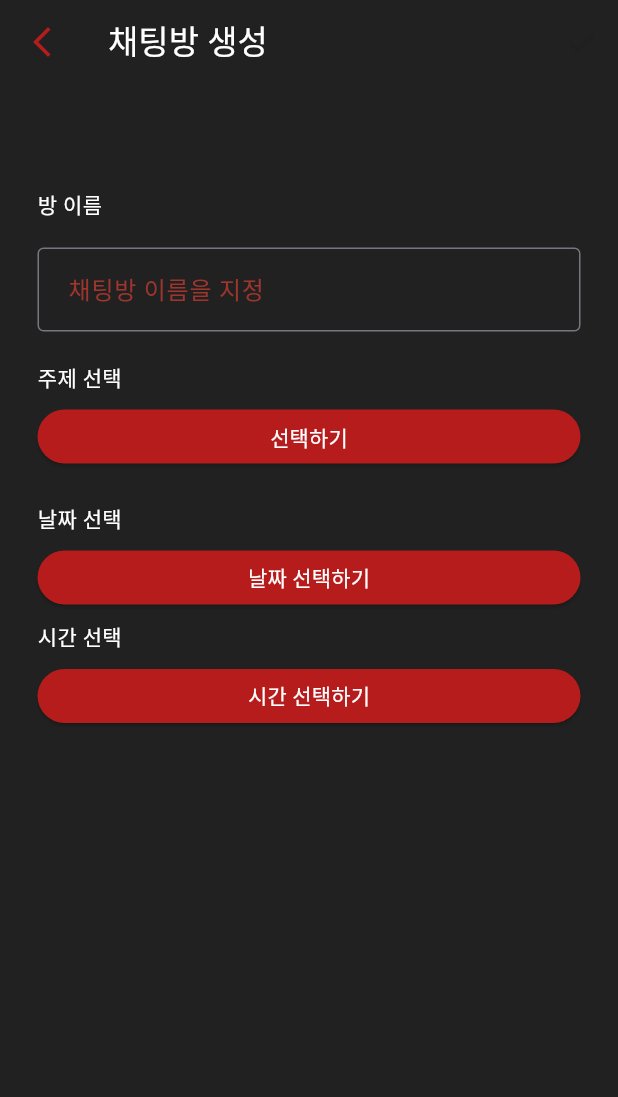
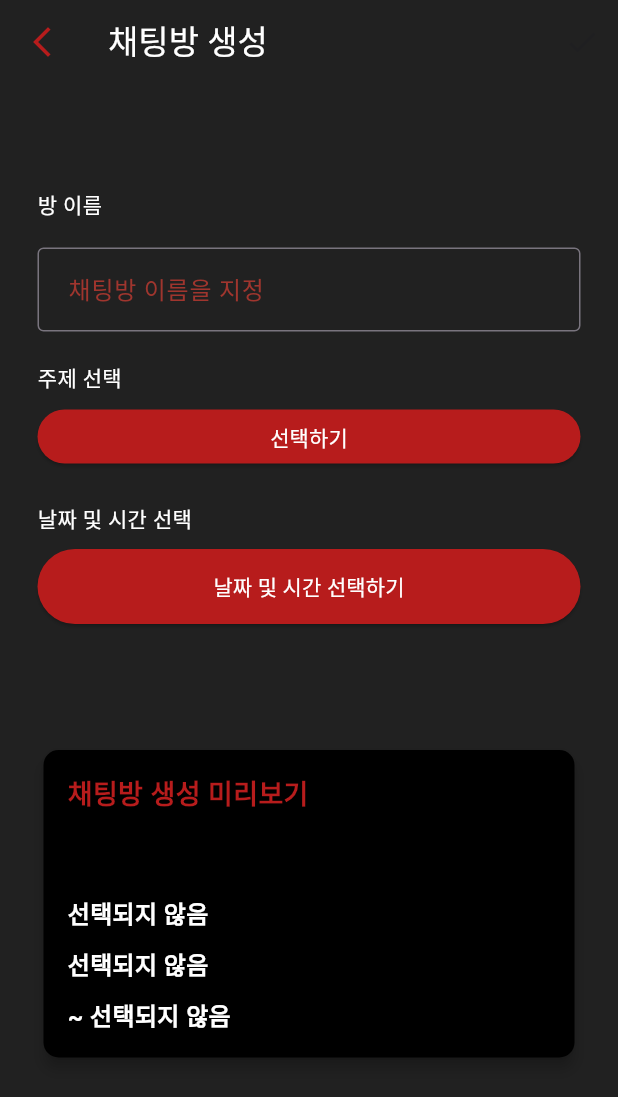
Before and after one commit to gho94/kirbyPort, a Flutter app: the CreateRoomScreen screen opened by its route, on a phone screen of 412 x 824 dp. Shown: the top 1097 px of the screen. Run offline on Flutter 3.47's test engine with Material 3 defaults, Android fonts, the phone set to English and light mode, and no system bars; our stand-ins replace device_info_plus, flutter_local_notifications, go_router, permission_handler, socket_io_client, sqflite and 1 more; accounts and stored records are empty.

Commit message:
joseph : ui수정

```diff
--- a/kirby_port_app/lib/main.dart
+++ b/kirby_port_app/lib/main.dart
@@ -5,9 +5,11 @@ import 'package:kirby_port_app/view_model/room_view_model.dart';
 import 'package:kirby_port_app/view_model/topic_view_model.dart';
 import 'package:provider/provider.dart';
 import 'package:timezone/data/latest.dart' as tz;
+import 'package:permission_handler/permission_handler.dart';
 
 void main() async {
   WidgetsFlutterBinding.ensureInitialized();
+  await Permission.notification.request();
   await LocalNotificationManager.init();
   tz.initializeTimeZones();
   runApp(const MyApp());
--- a/kirby_port_app/lib/screen/create_room_screen.dart
+++ b/kirby_port_app/lib/screen/create_room_screen.dart
@@ -16,28 +16,23 @@ class CreateRoomScreen extends StatefulWidget {
 class _CreateRoomScreenState extends State<CreateRoomScreen> {
   final _textEditingController = TextEditingController();
   Topic? _selectedTopic;
-  DateTime? _selectedDate;
+  DateTime? _selectedDateTime;
   TimeOfDay? _selectedTime;
 
   bool _isActionEnabled = false;
 
   void _addRoom() {
-    DateTime selectedDateTime = DateTime(
-      _selectedDate!.year,
-      _selectedDate!.month,
-      _selectedDate!.day,
-      _selectedTime!.hour,
-      _selectedTime!.minute,
-    );
+    final createdAtLocalDT = DateTime.now();
+    final startDateTime = _selectedDateTime!;
 
     Room room = Room(
       name: _textEditingController.text,
-      startTime: DateFormat('yyyy-MM-dd HH:mm:ss').format(selectedDateTime),
+      startTime: DateFormat('yyyy-MM-dd HH:mm:ss').format(startDateTime),
       endTime: DateFormat('yyyy-MM-dd HH:mm:ss')
-          .format(selectedDateTime.add(const Duration(hours: 1))),
+          .format(startDateTime.add(const Duration(hours: 1))),
       topicId: _selectedTopic?.id ?? 1,
       playerId: 1,
-      createdAt: DateTime.now().toString(),
+      createdAt: DateFormat('yyyy-MM-dd HH:mm:ss').format(createdAtLocalDT),
       reserveYn: "N",
     );
 
@@ -51,8 +46,7 @@ class _CreateRoomScreenState extends State<CreateRoomScreen> {
     setState(() {
       _isActionEnabled = _textEditingController.text.isNotEmpty &&
           _selectedTopic != null &&
-          _selectedDate != null &&
-          _selectedTime != null;
+          _selectedDateTime != null;
     });
   }
 
@@ -81,7 +75,8 @@ class _CreateRoomScreenState extends State<CreateRoomScreen> {
           )
         ],
       ),
-      body: Padding(
+      body: SingleChildScrollView(
+        child: Padding(
           padding: const EdgeInsets.symmetric(vertical: 70, horizontal: 25),
           child: Column(
             crossAxisAlignment: CrossAxisAlignment.start,
@@ -120,51 +115,25 @@ class _CreateRoomScreenState extends State<CreateRoomScreen> {
                 ),
               ),
               const SizedBox(height: 20),
-            const Text(
-              "날짜 선택",
-              style: TextStyle(
-                color: Colors.white,
-              ),
-            ),
-            const SizedBox(height: 5),
+              const Text("날짜 및 시간 선택", style: TextStyle(color: Colors.white)),
+              const SizedBox(height: 10),
               ElevatedButton(
-              onPressed: _selectDate,
+                onPressed: _selectDateTime,
                 style: ElevatedButton.styleFrom(
-                minimumSize: const Size(double.infinity, 36),
+                  minimumSize: const Size(double.infinity, 50),
                   backgroundColor: Colors.red[900],
                 ),
                 child: Text(
-                  _selectedDate != null
-                      ? DateFormat('yyyy-MM-dd').format(_selectedDate!)
-                      : "날짜 선택하기",
-                  style: const TextStyle(
-                    color: Colors.white,
-                  )),
-            ),
-            const SizedBox(height: 5),
-            const Text(
-              "시간 선택",
-              style: TextStyle(
-                color: Colors.white,
+                  _selectedDateTime != null
+                      ? getFormattedDateTime(_selectedDateTime!)
+                      : "날짜 및 시간 선택하기",
+                  style: const TextStyle(color: Colors.white),
                 ),
               ),
-            const SizedBox(height: 5),
-            ElevatedButton(
-              onPressed: _selectTime,
-              style: ElevatedButton.styleFrom(
-                minimumSize: const Size(double.infinity, 36),
-                backgroundColor: Colors.red[900],
+              const SizedBox(height: 80),
+              _buildPreviewCard(),
+            ],
           ),
-              child: Text(
-                _selectedTime != null
-                    ? getFormattedTime(_selectedTime!)
-                    : "시간 선택하기",
-                style: const TextStyle(
-                  color: Colors.white,
-                ),
-              ),
-            ),
-          ],
         ),
       ),
     );
@@ -181,7 +150,10 @@ class _CreateRoomScreenState extends State<CreateRoomScreen> {
               spacing: 10.0,
               runSpacing: 10.0,
               children:
-                  Provider.of<TopicViewModel>(context).topics.map((topic) {
+              Provider
+                  .of<TopicViewModel>(context)
+                  .topics
+                  .map((topic) {
                 return SizedBox(
                   width: 46.0,
                   height: 46.0,
@@ -206,39 +178,101 @@ class _CreateRoomScreenState extends State<CreateRoomScreen> {
     );
   }
 
-  Future<void> _selectDate() async {
+
+  Future<void> _selectDateTime() async {
     final selectedDate = await showDatePicker(
       context: context,
-      initialDate: DateTime.now(),
-      firstDate: DateTime(1900),
+      initialDate: _selectedDateTime ?? DateTime.now(),
+      firstDate: DateTime(2000),
       lastDate: DateTime(2100),
     );
 
-    if (selectedDate != null && selectedDate != _selectedDate) {
+    if (!mounted) return;
+    final selectedTime = await showTimePicker(
+      context: context,
+      initialTime: TimeOfDay.fromDateTime(_selectedDateTime ?? DateTime.now()),
+    );
+
     setState(() {
-        _selectedDate = selectedDate;
+      _selectedDateTime = DateTime(
+        selectedDate!.year,
+        selectedDate.month,
+        selectedDate.day,
+        selectedTime!.hour,
+        selectedTime.minute,
+      );
       validActionEnable();
     });
   }
+
+  String getFormattedDateTime(DateTime dateTime) {
+    return DateFormat('yyyy-MM-dd HH:mm').format(dateTime);
   }
 
-  Future<void> _selectTime() async {
-    final selectedTime = await showTimePicker(
-      context: context,
-      initialTime: _selectedTime ?? TimeOfDay.now(),
+  Widget _buildPreviewCard() {
+    return Card(
+      color: Colors.black,
+      elevation: 4.0,
+      shape: RoundedRectangleBorder(
+        borderRadius: BorderRadius.circular(10),
+      ),
+      child: Padding(
+        padding: const EdgeInsets.all(16.0),
+        child: Column(
+          crossAxisAlignment: CrossAxisAlignment.start,
+          children: [
+            Text(
+              '채팅방 생성 미리보기',
+              style: TextStyle(
+                fontSize: 18,
+                fontWeight: FontWeight.bold,
+                color: Colors.red[900],
+              ),
+            ),
+            const SizedBox(height: 10),
+            Text(
+              _textEditingController.text,
+              style: const TextStyle(
+                fontSize: 24,
+                fontWeight: FontWeight.bold,
+                color: Colors.white,
+              ),
+            ),
+            const SizedBox(height: 10),
+            _buildPreviewRow(_selectedTopic?.name ?? "선택되지 않음"),
+            const SizedBox(height: 10),
+            _buildPreviewRow(_selectedDateTime != null
+                ? getFormattedDateTime(_selectedDateTime!)
+                : "선택되지 않음"),
+            const SizedBox(height: 10),
+            _buildPreviewRow("~ ${_getEndTimeFormatted() ?? "선택되지 않음"}")
+          ],
+        ),
+      ),
     );
+  }
 
-    if (selectedTime != null && selectedTime != _selectedTime) {
-      setState(() {
-        _selectedTime = selectedTime;
-        validActionEnable();
-      });
+  Widget _buildPreviewRow(String value) {
+    return Row(
+      mainAxisAlignment: MainAxisAlignment.spaceBetween,
+      children: [
+        Text(
+          value,
+          style: const TextStyle(
+            fontSize: 16,
+            fontWeight: FontWeight.bold,
+            color: Colors.white,
+          ),
+        ),
+      ],
+    );
+  }
+
+  String? _getEndTimeFormatted() {
+    if (_selectedDateTime != null) {
+      DateTime endTime = _selectedDateTime!.add(const Duration(hours: 1));
+      return getFormattedDateTime(endTime);
+    }
+    return null;
   }
 }
-
-  String getFormattedTime(TimeOfDay timeOfDay) {
-    final DateTime dateTime =
-        DateTime(2024, 1, 1, timeOfDay.hour, timeOfDay.minute);
-    return DateFormat('HH:mm').format(dateTime);
-  }
-}
--- a/kirby_port_app/lib/view_model/room_view_model.dart
+++ b/kirby_port_app/lib/view_model/room_view_model.dart
@@ -65,4 +65,10 @@ class RoomViewModel extends ChangeNotifier {
     await _roomManager.updateReserveYn(roomId, reserveYn, updatedAt);
     getRooms();
   }
+
+  Future<void> removeRoom(int roomId) async {
+    await _roomManager.deleteRoom(roomId);
+    _rooms.removeWhere((room) => room.id == roomId);
+    notifyListeners();
+  }
 }
```
Also changed, not shown: kirby_port_app/lib/component/room_item.dart (+39 -1 lines), kirby_port_app/lib/service/room_manager.dart (+20 -1 lines). Lines whose indentation alone changed are shown as unchanged.
